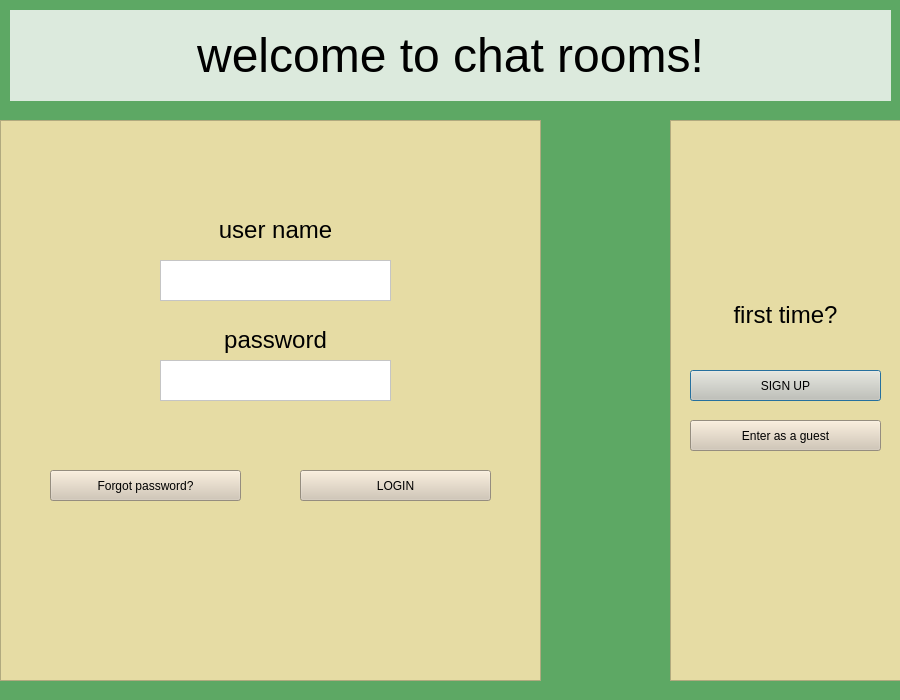
The window that openScreen.ui (barvaz1/chatRooms) describes before a commit, drawn with Qt 5.
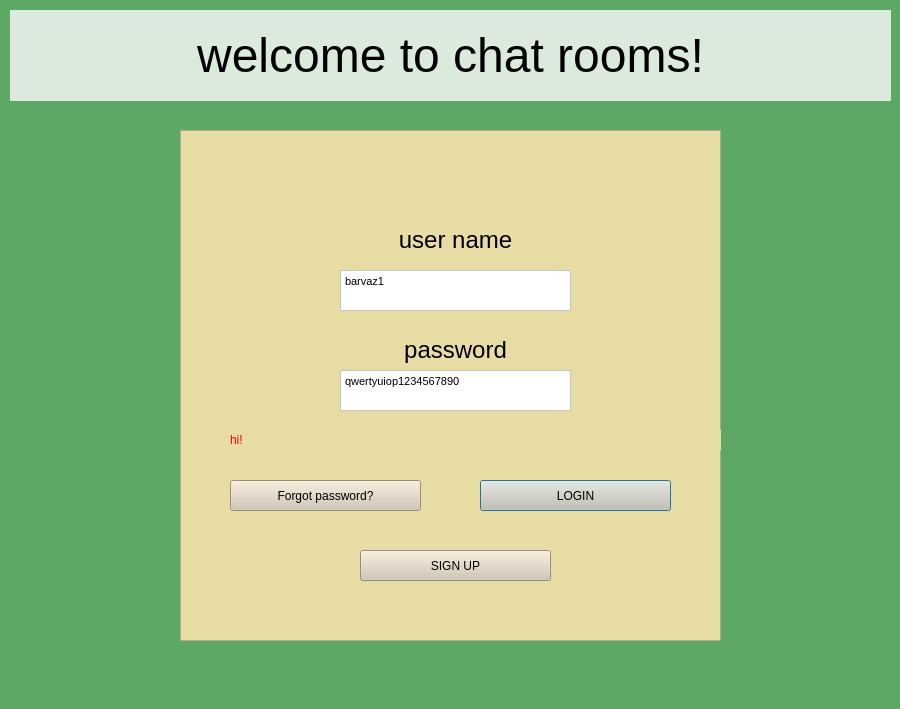
The same window after the commit.

The edit to the form file:
```diff
--- a/openScreen.ui
+++ b/openScreen.ui
@@ -7,7 +7,7 @@
     <x>0</x>
     <y>0</y>
     <width>900</width>
-    <height>700</height>
+    <height>709</height>
    </rect>
   </property>
   <property name="windowTitle">
@@ -36,89 +36,13 @@
     <string>&lt;html&gt;&lt;head/&gt;&lt;body&gt;&lt;p align=&quot;center&quot;&gt;&lt;span style=&quot; font-size:36pt;&quot;&gt;welcome to chat rooms!&lt;/span&gt;&lt;/p&gt;&lt;/body&gt;&lt;/html&gt;</string>
    </property>
   </widget>
-  <widget class="QFrame" name="frame">
-   <property name="geometry">
-    <rect>
-     <x>670</x>
-     <y>120</y>
-     <width>231</width>
-     <height>561</height>
-    </rect>
-   </property>
-   <property name="styleSheet">
-    <string notr="true">background-color: rgb(230, 220, 164);</string>
-   </property>
-   <property name="frameShape">
-    <enum>QFrame::StyledPanel</enum>
-   </property>
-   <property name="frameShadow">
-    <enum>QFrame::Raised</enum>
-   </property>
-   <widget class="QLabel" name="label_first_time">
-    <property name="geometry">
-     <rect>
-      <x>20</x>
-      <y>170</y>
-      <width>191</width>
-      <height>51</height>
-     </rect>
-    </property>
-    <property name="text">
-     <string>&lt;!DOCTYPE HTML PUBLIC &quot;-//W3C//DTD HTML 4.0//EN&quot; &quot;http://www.w3.org/TR/REC-html40/strict.dtd&quot;&gt;
-&lt;html&gt;&lt;head&gt;&lt;meta name=&quot;qrichtext&quot; content=&quot;1&quot; /&gt;&lt;style type=&quot;text/css&quot;&gt;
-p, li { white-space: pre-wrap; }
-&lt;/style&gt;&lt;/head&gt;&lt;body style=&quot; font-family:'MS Shell Dlg 2'; font-size:8pt; font-weight:400; font-style:normal;&quot;&gt;
-&lt;p align=&quot;center&quot; style=&quot; margin-top:12px; margin-bottom:12px; margin-left:0px; margin-right:0px; -qt-block-indent:0; text-indent:0px;&quot;&gt;&lt;span style=&quot; font-size:18pt;&quot;&gt;first time?&lt;/span&gt;&lt;/p&gt;&lt;/body&gt;&lt;/html&gt;</string>
-    </property>
-   </widget>
-   <widget class="QPushButton" name="button_sign_in">
-    <property name="geometry">
-     <rect>
-      <x>20</x>
-      <y>250</y>
-      <width>191</width>
-      <height>31</height>
-     </rect>
-    </property>
-    <property name="whatsThis">
-     <string>&lt;html&gt;&lt;head/&gt;&lt;body&gt;&lt;p&gt;שדרכעדקכ&lt;/p&gt;&lt;/body&gt;&lt;/html&gt;</string>
-    </property>
-    <property name="styleSheet">
-     <string notr="true">
-background-color: rgb(209, 197, 178);</string>
-    </property>
-    <property name="text">
-     <string>SIGN UP</string>
-    </property>
-   </widget>
-   <widget class="QPushButton" name="button_guest">
-    <property name="geometry">
-     <rect>
-      <x>20</x>
-      <y>300</y>
-      <width>191</width>
-      <height>31</height>
-     </rect>
-    </property>
-    <property name="whatsThis">
-     <string>&lt;html&gt;&lt;head/&gt;&lt;body&gt;&lt;p&gt;שדרכעדקכ&lt;/p&gt;&lt;/body&gt;&lt;/html&gt;</string>
-    </property>
-    <property name="styleSheet">
-     <string notr="true">
-background-color: rgb(209, 197, 178);</string>
-    </property>
-    <property name="text">
-     <string>Enter as a guest</string>
-    </property>
-   </widget>
-  </widget>
   <widget class="QFrame" name="frame_2">
    <property name="geometry">
     <rect>
-     <x>0</x>
-     <y>120</y>
+     <x>180</x>
+     <y>130</y>
      <width>541</width>
-     <height>561</height>
+     <height>511</height>
     </rect>
    </property>
    <property name="styleSheet">
@@ -169,7 +93,7 @@
 &lt;html&gt;&lt;head&gt;&lt;meta name=&quot;qrichtext&quot; content=&quot;1&quot; /&gt;&lt;style type=&quot;text/css&quot;&gt;
 p, li { white-space: pre-wrap; }
 &lt;/style&gt;&lt;/head&gt;&lt;body style=&quot; font-family:'MS Shell Dlg 2'; font-size:16pt; font-weight:400; font-style:normal;&quot;&gt;
-&lt;p style=&quot;-qt-paragraph-type:empty; margin-top:0px; margin-bottom:0px; margin-left:0px; margin-right:0px; -qt-block-indent:0; text-indent:0px; font-size:8.25pt;&quot;&gt;&lt;br /&gt;&lt;/p&gt;&lt;/body&gt;&lt;/html&gt;</string>
+&lt;p style=&quot; margin-top:0px; margin-bottom:0px; margin-left:0px; margin-right:0px; -qt-block-indent:0; text-indent:0px;&quot;&gt;&lt;span style=&quot; font-size:8.25pt;&quot;&gt;barvaz1&lt;/span&gt;&lt;/p&gt;&lt;/body&gt;&lt;/html&gt;</string>
     </property>
    </widget>
    <widget class="QLabel" name="label_password">
@@ -251,7 +175,43 @@
 &lt;html&gt;&lt;head&gt;&lt;meta name=&quot;qrichtext&quot; content=&quot;1&quot; /&gt;&lt;style type=&quot;text/css&quot;&gt;
 p, li { white-space: pre-wrap; }
 &lt;/style&gt;&lt;/head&gt;&lt;body style=&quot; font-family:'MS Shell Dlg 2'; font-size:16pt; font-weight:400; font-style:normal;&quot;&gt;
-&lt;p style=&quot;-qt-paragraph-type:empty; margin-top:0px; margin-bottom:0px; margin-left:0px; margin-right:0px; -qt-block-indent:0; text-indent:0px; font-size:8.25pt;&quot;&gt;&lt;br /&gt;&lt;/p&gt;&lt;/body&gt;&lt;/html&gt;</string>
+&lt;p style=&quot; margin-top:0px; margin-bottom:0px; margin-left:0px; margin-right:0px; -qt-block-indent:0; text-indent:0px;&quot;&gt;&lt;span style=&quot; font-size:8.25pt;&quot;&gt;qwertyuiop1234567890&lt;/span&gt;&lt;/p&gt;&lt;/body&gt;&lt;/html&gt;</string>
+    </property>
+   </widget>
+   <widget class="QPushButton" name="button_sign_in">
+    <property name="geometry">
+     <rect>
+      <x>180</x>
+      <y>420</y>
+      <width>191</width>
+      <height>31</height>
+     </rect>
+    </property>
+    <property name="whatsThis">
+     <string>&lt;html&gt;&lt;head/&gt;&lt;body&gt;&lt;p&gt;שדרכעדקכ&lt;/p&gt;&lt;/body&gt;&lt;/html&gt;</string>
+    </property>
+    <property name="styleSheet">
+     <string notr="true">
+background-color: rgb(209, 197, 178);</string>
+    </property>
+    <property name="text">
+     <string>SIGN UP</string>
+    </property>
+   </widget>
+   <widget class="QLabel" name="label_error">
+    <property name="geometry">
+     <rect>
+      <x>50</x>
+      <y>300</y>
+      <width>511</width>
+      <height>20</height>
+     </rect>
+    </property>
+    <property name="styleSheet">
+     <string notr="true">font: 8pt &quot;MS Reference Sans Serif&quot;;</string>
+    </property>
+    <property name="text">
+     <string>&lt;html&gt;&lt;head/&gt;&lt;body&gt;&lt;p&gt;&lt;span style=&quot; color:#ff0000;&quot;&gt;hi!&lt;/span&gt;&lt;/p&gt;&lt;/body&gt;&lt;/html&gt;</string>
     </property>
    </widget>
   </widget>
```
